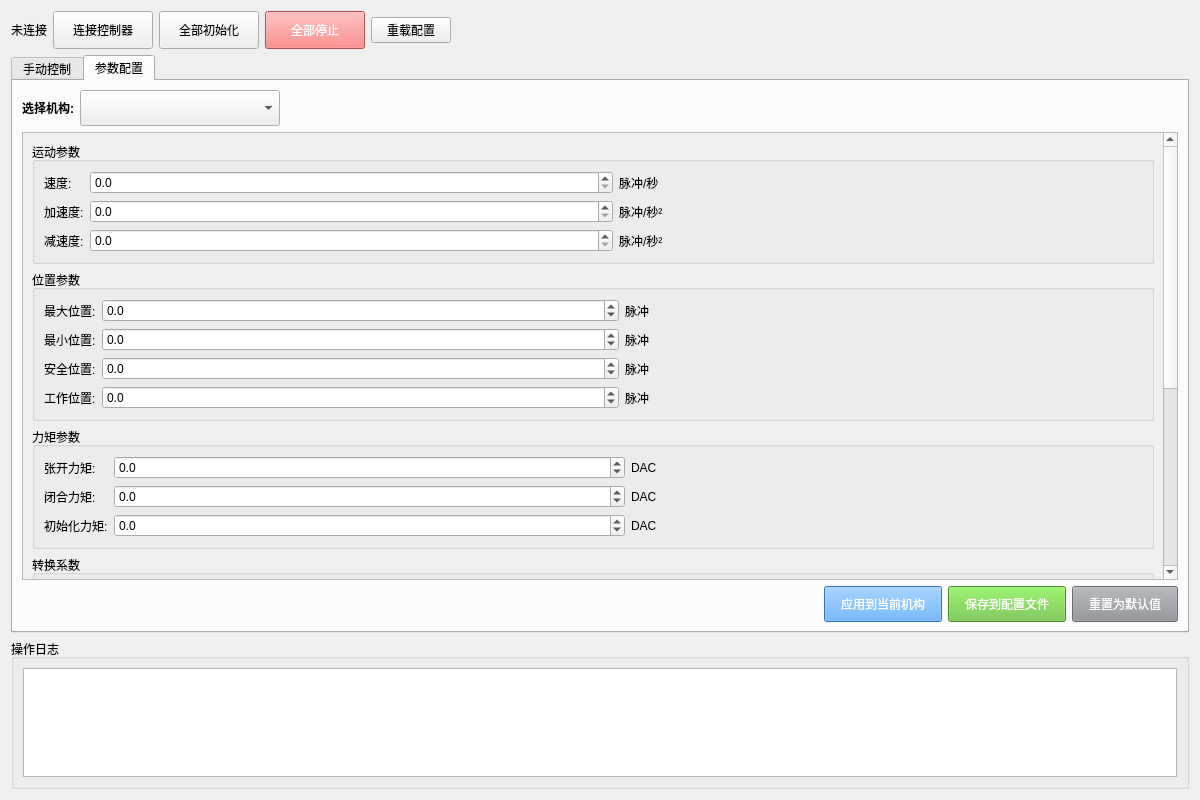
Huier-git/Drill2tool, file forms/DrillControlPage.ui: the form before one commit.
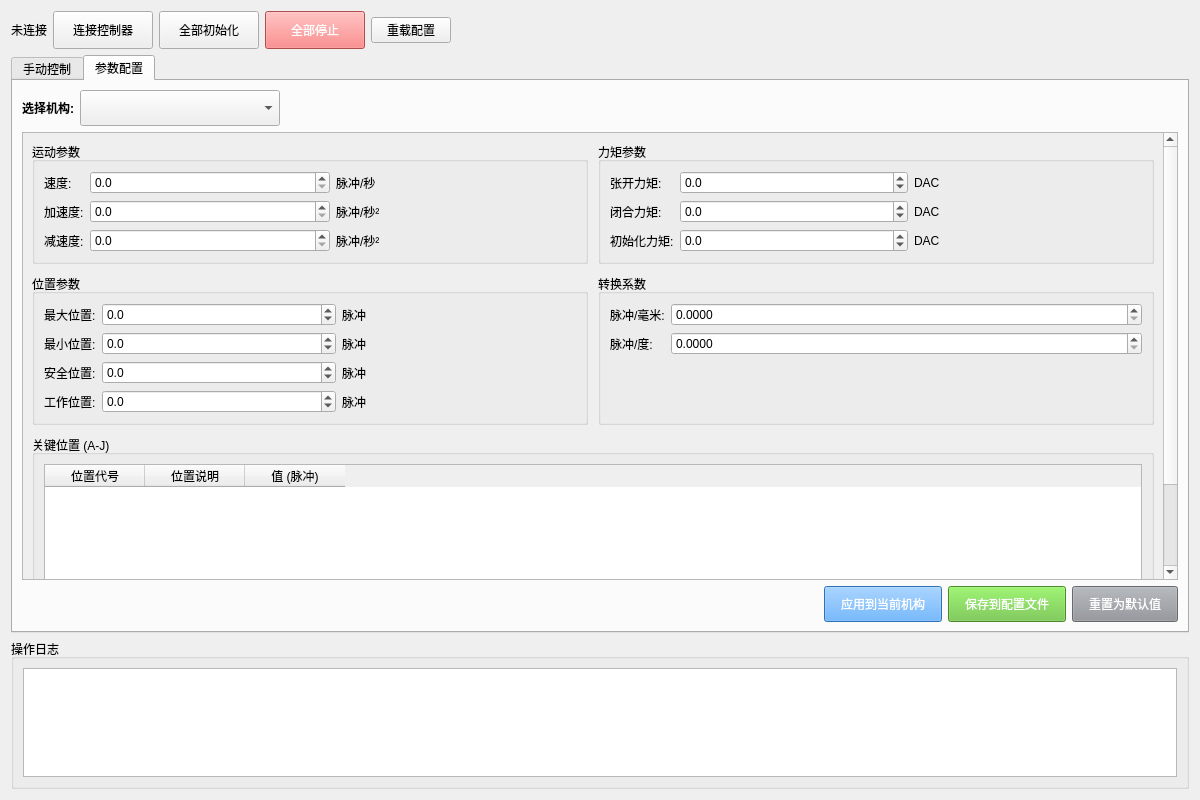
The form after the commit.

Commit message:
refactor: 优化参数配置页面布局为两列显示
- 将参数配置从垂直单列布局改为网格两列布局
- 左列：运动参数、位置参数
- 右列：力矩参数、转换系数
- 关键位置表格占据整行
- 提高空间利用率，减少滚动需求

```diff
--- a/forms/DrillControlPage.ui
+++ b/forms/DrillControlPage.ui
@@ -1089,8 +1089,11 @@
             <height>1026</height>
            </rect>
           </property>
-          <layout class="QVBoxLayout" name="configParamsLayout">
-           <item>
+          <layout class="QGridLayout" name="configParamsLayout">
+           <property name="spacing">
+            <number>10</number>
+           </property>
+           <item row="0" column="0">
             <widget class="QGroupBox" name="group_motion_params">
              <property name="title">
               <string>运动参数</string>
@@ -1183,7 +1186,7 @@
              </layout>
             </widget>
            </item>
-           <item>
+           <item row="1" column="0">
             <widget class="QGroupBox" name="group_position_params">
              <property name="title">
               <string>位置参数</string>
@@ -1316,7 +1319,7 @@
              </layout>
             </widget>
            </item>
-           <item>
+           <item row="0" column="1">
             <widget class="QGroupBox" name="group_torque_params">
              <property name="title">
               <string>力矩参数</string>
@@ -1418,7 +1421,7 @@
              </layout>
             </widget>
            </item>
-           <item>
+           <item row="1" column="1">
             <widget class="QGroupBox" name="group_conversion_params">
              <property name="title">
               <string>转换系数</string>
@@ -1461,7 +1464,7 @@
              </layout>
             </widget>
            </item>
-           <item>
+           <item row="2" column="0" colspan="2">
             <widget class="QGroupBox" name="group_key_positions">
              <property name="title">
               <string>关键位置 (A-J)</string>
@@ -1501,7 +1504,7 @@
              </layout>
             </widget>
            </item>
-           <item>
+           <item row="3" column="0" colspan="2">
             <spacer>
              <property name="orientation">
               <enum>Qt::Vertical</enum>
```
